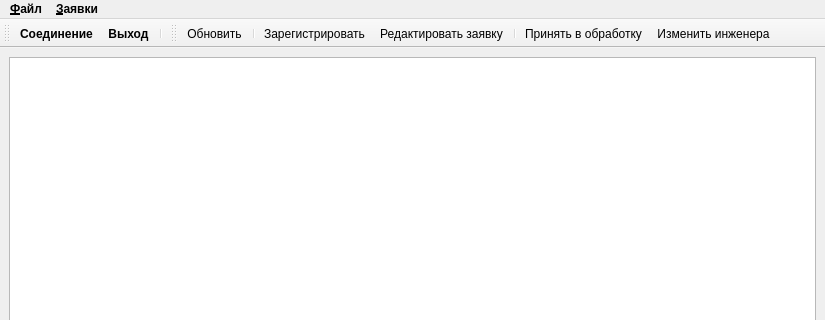
Above: Application/ui/mainwindow.ui from VladimirChotiy/sos_orders before the change; both pictures show x 0 to 825 and y 0 to 320 of the 825 by 603 pixel window. Below: the same form after it.
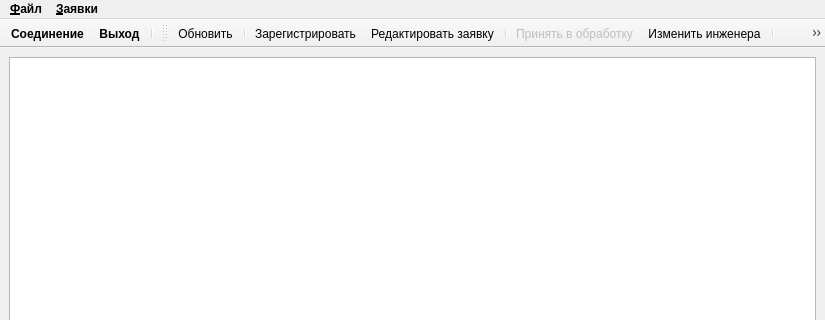
That is the form after the change. Icons and pictures are not drawn.

What changed in the file:
```diff
--- a/Application/ui/mainwindow.ui
+++ b/Application/ui/mainwindow.ui
@@ -123,11 +123,17 @@
   <widget class="QStatusBar" name="statusbar"/>
   <widget class="QToolBar" name="toolBarMain">
    <property name="windowTitle">
-    <string>toolBar</string>
+    <string>Основная панель инструментов</string>
+   </property>
+   <property name="movable">
+    <bool>false</bool>
    </property>
    <property name="allowedAreas">
     <set>Qt::TopToolBarArea</set>
    </property>
+   <property name="toolButtonStyle">
+    <enum>Qt::ToolButtonIconOnly</enum>
+   </property>
    <property name="floatable">
     <bool>false</bool>
    </property>
@@ -154,6 +160,9 @@
    <property name="allowedAreas">
     <set>Qt::TopToolBarArea</set>
    </property>
+   <property name="toolButtonStyle">
+    <enum>Qt::ToolButtonIconOnly</enum>
+   </property>
    <property name="floatable">
     <bool>false</bool>
    </property>
@@ -170,6 +179,10 @@
    <addaction name="separator"/>
    <addaction name="act_AcceptRequest"/>
    <addaction name="act_ChangeEngineer"/>
+   <addaction name="separator"/>
+   <addaction name="act_ChangeStatus"/>
+   <addaction name="separator"/>
+   <addaction name="act_ReqClose"/>
   </widget>
   <action name="act_DBConnection">
    <property name="icon">
@@ -342,6 +355,9 @@
    </property>
   </action>
   <action name="act_AcceptRequest">
+   <property name="enabled">
+    <bool>false</bool>
+   </property>
    <property name="icon">
     <iconset resource="../Res.qrc">
      <normaloff>:/icons/Icons/req_accept.ico</normaloff>:/icons/Icons/req_accept.ico</iconset>
@@ -365,6 +381,36 @@
     <string>Изменить инженера, ответственного за завку</string>
    </property>
   </action>
+  <action name="act_ChangeStatus">
+   <property name="enabled">
+    <bool>false</bool>
+   </property>
+   <property name="icon">
+    <iconset resource="../Res.qrc">
+     <normaloff>:/icons/Icons/req_status.ico</normaloff>:/icons/Icons/req_status.ico</iconset>
+   </property>
+   <property name="text">
+    <string>Изменить статус</string>
+   </property>
+   <property name="toolTip">
+    <string>Изменить статус текущей заявки</string>
+   </property>
+  </action>
+  <action name="act_ReqClose">
+   <property name="enabled">
+    <bool>false</bool>
+   </property>
+   <property name="icon">
+    <iconset resource="../Res.qrc">
+     <normaloff>:/icons/Icons/Error.ico</normaloff>:/icons/Icons/Error.ico</iconset>
+   </property>
+   <property name="text">
+    <string>Закрыть заявку</string>
+   </property>
+   <property name="toolTip">
+    <string>Закрыть текущую заявку</string>
+   </property>
+  </action>
  </widget>
  <resources>
   <include location="../Res.qrc"/>
```
Left out of the diff: 100 changed lines with no effect on the pictures.
